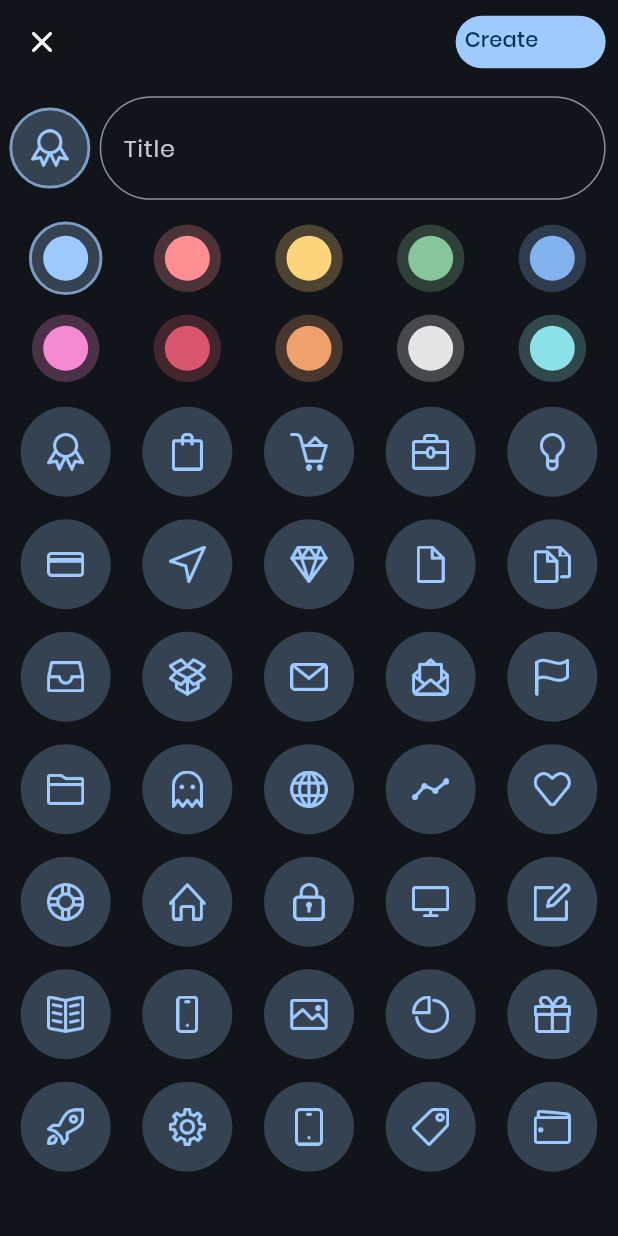
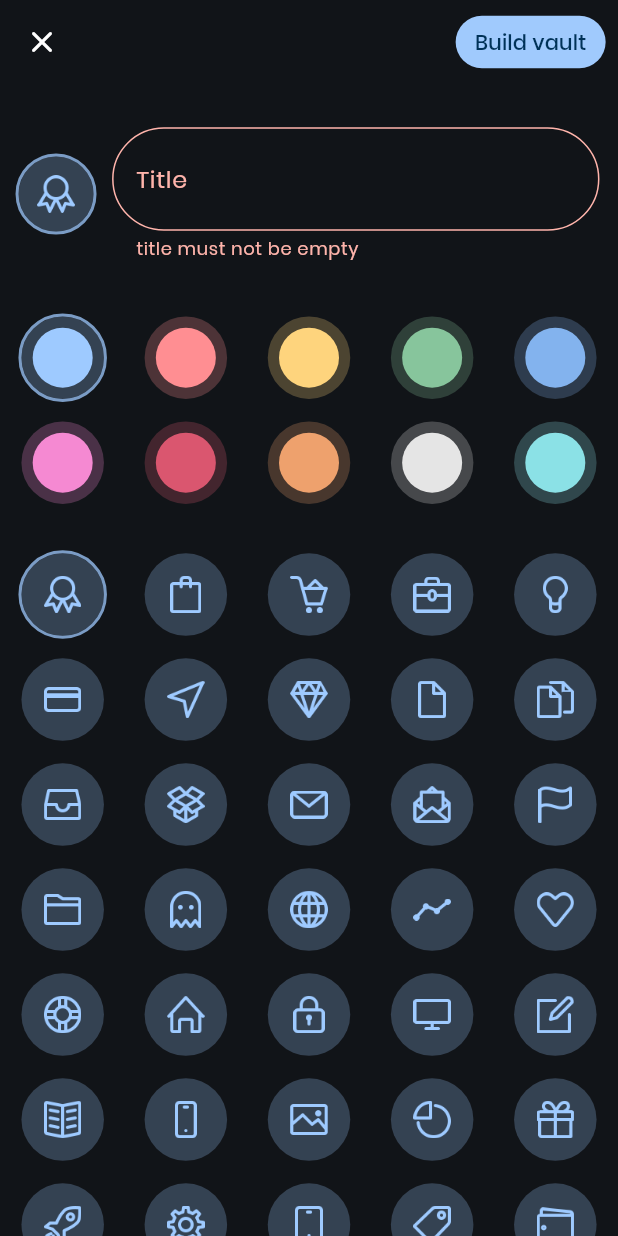
Before and after one commit to pratikPSB/password_manager, a Flutter app: the CreateVaultView screen opened by its route, on a phone screen of 412 x 824 dp. Run offline on Flutter 3.47's test engine with Material 3 defaults, Android fonts, the phone set to English and light mode, and no system bars; our stand-ins replace auto_size_text, flutter_multi_formatter, flutter_native_splash, flutter_profile_picture, get, local_auth and 3 more; missing offline and left inert: encrypt; accounts and stored records are empty; generated files the repository leaves out were written again.

Commit message:
creating vault creation screen success, working on vault list not updating in drawer issue.

```diff
--- a/lib/app/modules/home/create_vault/create_vault_view.dart
+++ b/lib/app/modules/home/create_vault/create_vault_view.dart
@@ -13,32 +13,38 @@ class CreateVaultView extends GetView<CreateVaultController> {
   @override
   Widget build(BuildContext context) {
     return Scaffold(
-        appBar: getCommonAppBar(text: "Create vault", onButtonPressed: () {}),
+      appBar: getCommonAppBar(text: "Build vault", onButtonPressed: controller.buildVault),
       body: CustomScrollView(
+        keyboardDismissBehavior: ScrollViewKeyboardDismissBehavior.onDrag,
         slivers: [
+          SliverToBoxAdapter(
+            child: SizedBox(
+              height: SizeConfig.safeBlockVertical * 2,
+            ),
+          ),
           SliverPadding(
-              padding: EdgeInsets.all(SizeConfig.safeBlockHorizontal * 2),
+            padding: EdgeInsets.all(SizeConfig.safeBlockHorizontal * 3),
             sliver: SliverToBoxAdapter(
               child: Row(
-                  mainAxisAlignment: MainAxisAlignment.center,
                 crossAxisAlignment: CrossAxisAlignment.center,
                 children: [
                   Obx(
                     () => getImageView(
                       assetPath: controller.selectedIconPath.value,
                       bgColor: controller.selectedColorString.value,
-                          isSelected: true),
+                      isSelected: true,
                     ),
-                    SizedBox(width: SizeConfig.safeBlockHorizontal * 2),
+                  ),
+                  SizedBox(width: SizeConfig.safeBlockHorizontal * 3),
                   Expanded(
                     child: TextFormField(
                       keyboardType: TextInputType.text,
-                        textInputAction: TextInputAction.next,
-                        decoration:
-                            getCommonInputDecoration("Title", hintText: "Untitled").copyWith(
+                      textInputAction: TextInputAction.done,
+                      decoration: getCommonInputDecoration("Title", hintText: "Untitled").copyWith(
                         hintStyle: titleTextStyle,
                       ),
                       style: titleTextStyle,
+                      autovalidateMode: AutovalidateMode.always,
                       validator: (text) {
                         if (text!.isEmpty) {
                           return "title must not be empty";
@@ -52,21 +58,26 @@ class CreateVaultView extends GetView<CreateVaultController> {
               ),
             ),
           ),
+          SliverToBoxAdapter(
+            child: SizedBox(
+              height: SizeConfig.safeBlockVertical * 2,
+            ),
+          ),
           SliverPadding(
             padding: EdgeInsets.all(SizeConfig.safeBlockHorizontal * 2),
             sliver: SliverGrid.builder(
               gridDelegate: const SliverGridDelegateWithFixedCrossAxisCount(
                 crossAxisCount: 5,
-                  mainAxisExtent: 45,
+                mainAxisExtent: 55,
                 mainAxisSpacing: 15,
-                  crossAxisSpacing: 10,
+                crossAxisSpacing: 15,
               ),
               itemCount: controller.colorList.length,
               itemBuilder: (context, index) {
                 return Obx(
                   () => GestureDetector(
                     onTap: () {
-                        controller.selectedColor.value = index;
+                      controller.selectedColorPos.value = index;
                       controller.selectedColorString.value = controller.colorList[index];
                     },
                     child: Container(
@@ -77,7 +88,7 @@ class CreateVaultView extends GetView<CreateVaultController> {
                           shape: BoxShape.circle,
                           color: Color(controller.colorList[index].getColorHexFromStr())
                               .withOpacity(0.25),
-                            border: controller.selectedColor.value == index
+                          border: controller.selectedColorPos.value == index
                               ? Border.all(
                                   color: Color(controller.colorList[index].getColorHexFromStr())
                                       .withOpacity(0.75),
@@ -86,8 +97,8 @@ class CreateVaultView extends GetView<CreateVaultController> {
                                 )
                               : null),
                       child: Container(
-                          height: 30,
-                          width: 30,
+                        height: 40,
+                        width: 40,
                         decoration: BoxDecoration(
                           shape: BoxShape.circle,
                           color: Color(controller.colorList[index].getColorHexFromStr()),
@@ -99,31 +110,45 @@ class CreateVaultView extends GetView<CreateVaultController> {
               },
             ),
           ),
+          SliverToBoxAdapter(
+            child: SizedBox(
+              height: SizeConfig.safeBlockVertical * 2,
+            ),
+          ),
           SliverPadding(
             padding: EdgeInsets.all(SizeConfig.safeBlockHorizontal * 2),
             sliver: SliverGrid.builder(
               gridDelegate: const SliverGridDelegateWithFixedCrossAxisCount(
                 crossAxisCount: 5,
-                  mainAxisExtent: 60,
+                mainAxisExtent: 55,
                 mainAxisSpacing: 15,
-                  crossAxisSpacing: 10,
+                crossAxisSpacing: 15,
               ),
               itemCount: controller.iconList.length,
               itemBuilder: (context, index) {
-                  return Obx(
-                        () => GestureDetector(
+                return GestureDetector(
                   onTap: () {
-                        controller.selectedIcon.value = index;
+                    controller.selectedIconPos.value = index;
                     controller.selectedIconPath.value = controller.iconList[index];
                   },
-                      child: getImageView(assetPath: controller.iconList[index], bgColor: controller.selectedColorString.value),
+                  child: Obx(
+                    () => getImageView(
+                        assetPath: controller.iconList[index],
+                        bgColor: controller.selectedColorString.value,
+                        isSelected: controller.selectedIconPos.value == index),
                   ),
                 );
               },
             ),
           ),
+          SliverToBoxAdapter(
+            child: SizedBox(
+              height: SizeConfig.safeBlockVertical * 2,
+            ),
+          ),
         ],
-        ));
+      ),
+    );
   }
 
   Widget getImageView(
--- a/lib/app/routes/app_pages.dart
+++ b/lib/app/routes/app_pages.dart
@@ -62,6 +62,7 @@ class AppPages {
           name: _Paths.CREATE_VAULT,
           page: () => const CreateVaultView(),
           binding: CreateVaultBinding(),
+          transition: Transition.downToUp,
         ),
       ],
     ),
```
Also changed, not shown: lib/app/modules/home/create_vault/create_vault_controller.dart (+38 -5 lines), lib/app/modules/home/home_controller.dart (+26 -5 lines), lib/app/modules/home/home_view.dart (+7 -10 lines). Lines whose indentation alone changed are shown as unchanged.
